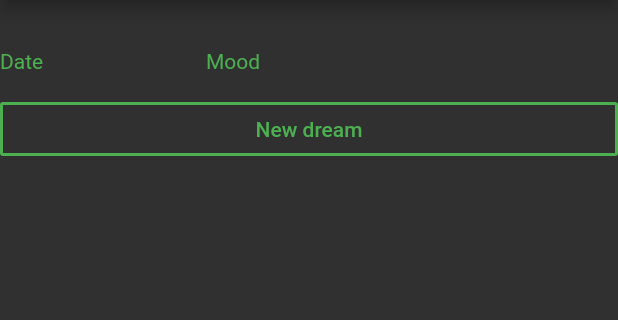
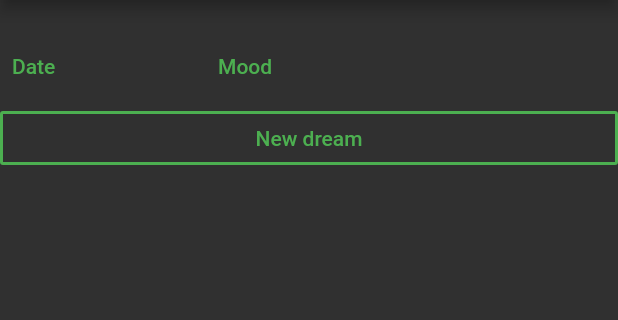
Before and after one commit to bassnick/DR_ea_ms, a Flutter app: the DreamsPage screen opened directly, on a phone screen of 412 x 824 dp, the part 84-404 px from its top. Run offline on Flutter 3.47's test engine with Material 2 defaults, Android fonts, the phone set to English and light mode, and no system bars.

Commit message:
header padding, alignment and color

```diff
--- a/lib/main.dart
+++ b/lib/main.dart
@@ -1,3 +1,4 @@
+import 'package:flutter/cupertino.dart';
 import 'package:flutter/material.dart';
 import 'package:path_provider/path_provider.dart';
 import 'dart:io';
@@ -185,13 +186,18 @@ class _DreamsPageState extends State<DreamsPage> {
   @override
   var items = new List<TableRow>();
 
+  int sortType = 0; // 0-date asc, 1-date desc, 2-mood asc, 3-mood desc
+  bool dateUp =true;
+  bool moodUp = true;
+
+
   @override
   void initState() {
     super.initState();
     if (content == null) return;
     TableRow trHeader = TableRow(children: [
-        Text('Date', style: TextStyle(color: Colors.green)),
-        Text('Mood', style: TextStyle(color: Colors.green)),
+        FlatButton(padding: EdgeInsets.all(8.0), child: Align(alignment: Alignment.centerLeft, child: Text('Date', textAlign: TextAlign.left, style: TextStyle(color: Colors.green))), onPressed: () { dateUp = !dateUp; if (dateUp) sortType = 0; else sortType = 1;}),
+        FlatButton(padding: EdgeInsets.all(8.0), child: Align(alignment: Alignment.centerLeft, child: Text('Mood',  textAlign: TextAlign.left, style: TextStyle(color: Colors.green))), onPressed: () { moodUp = !moodUp; if (moodUp) sortType = 2; else sortType = 3;}),
         Text('    ', style: TextStyle(height: 3),)]);
     items.add(trHeader);
 
@@ -202,8 +208,8 @@ class _DreamsPageState extends State<DreamsPage> {
     for (int i = 0; i < counter - 1; i++) {
       List<String> it = rows[i].split(',');
 
-      String date = it[0];
-      String mood = it[1];
+      String date = '  ' + it[0];
+      String mood = '  ' + it[1];
       String dream = rows[i].replaceFirst(date + "," + mood + ",", '');
 
       TableRow tr = TableRow(children: [
```
